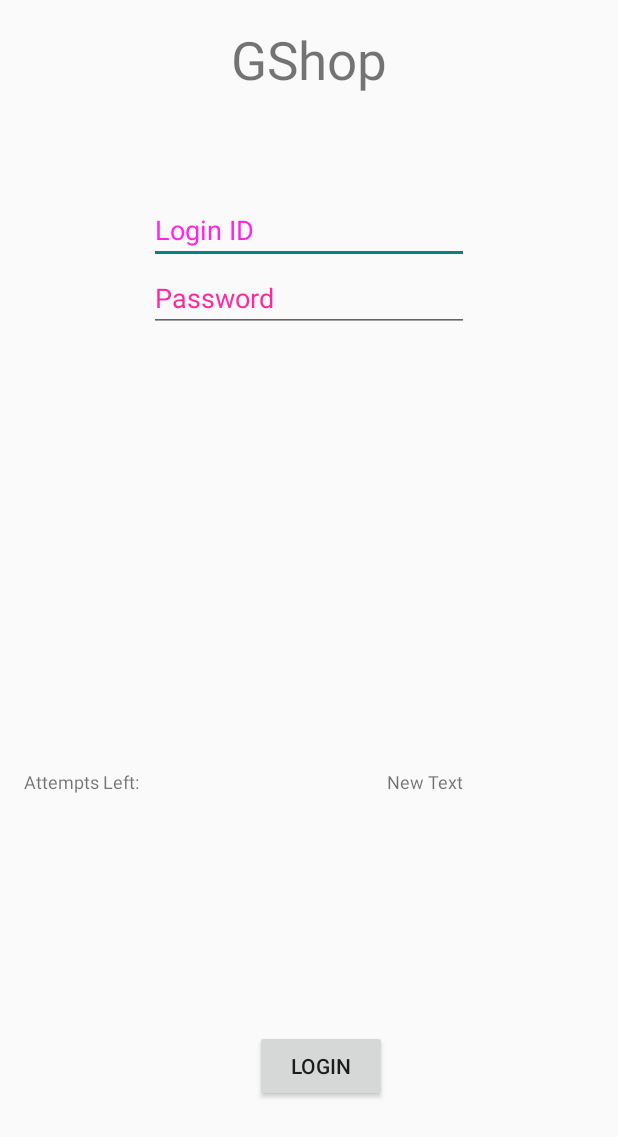
After one commit to prongs05/codehack, an Android app: the layout login.xml on its own in the app's theme, with its tools: preview values and no code run, on a phone screen of 412 x 824 dp. The commit adds this screen. Shown: the top 1137 px of the screen. Run offline under Robolectric (Android 15) with nearby library versions, the phone set to English and light mode, and no system bars.

Commit message:
adding logging functionality

```diff
--- a/GShop/app/src/main/res/layout/activity_main.xml
+++ b/GShop/app/src/main/res/layout/activity_main.xml
@@ -17,6 +17,4 @@
         android:layout_height="match_parent">
 
     </android.support.v7.widget.RecyclerView>
-
-
 </LinearLayout>
--- /dev/null
+++ b/GShop/app/src/main/res/layout/login.xml
@@ -0,0 +1,72 @@
+<?xml version="1.0" encoding="utf-8"?>
+<RelativeLayout xmlns:android="http://schemas.android.com/apk/res/android"
+    xmlns:tools="http://schemas.android.com/tools" android:layout_width="match_parent"
+    android:layout_height="match_parent" android:paddingLeft="@dimen/activity_horizontal_margin"
+    android:paddingRight="@dimen/activity_horizontal_margin"
+    android:paddingTop="@dimen/activity_vertical_margin"
+    android:paddingBottom="@dimen/activity_vertical_margin" tools:context=".MainActivity">
+
+    <TextView android:text="GShop" android:layout_width="wrap_content"
+        android:layout_height="wrap_content"
+        android:id="@+id/textview"
+        android:textSize="35dp"
+        android:layout_alignParentTop="true"
+        android:layout_centerHorizontal="true" />
+
+    <EditText
+        android:layout_width="wrap_content"
+        android:layout_height="wrap_content"
+        android:id="@+id/editText"
+        android:hint="Login ID"
+        android:focusable="true"
+        android:textColorHighlight="#ff7eff15"
+        android:textColorHint="#ffff25e6"
+        android:layout_marginTop="67dp"
+        android:layout_below="@+id/textview"
+        android:layout_alignEnd="@+id/editText2"
+        android:layout_alignStart="@+id/editText2" />
+
+    <EditText
+        android:layout_width="wrap_content"
+        android:layout_height="wrap_content"
+        android:inputType="textPassword"
+        android:ems="10"
+        android:id="@+id/editText2"
+        android:textColorHint="#ffff299f"
+        android:hint="Password"
+        android:layout_below="@+id/editText"
+        android:layout_centerHorizontal="true" />
+
+    <TextView
+        android:layout_width="wrap_content"
+        android:layout_height="wrap_content"
+        android:text="Attempts Left:"
+        android:id="@+id/textView2"
+        android:textSize="12dp"
+        android:layout_above="@+id/button"
+        android:layout_alignParentStart="true"
+        android:layout_marginBottom="157dp" />
+
+    <TextView
+        android:layout_width="wrap_content"
+        android:layout_height="wrap_content"
+        android:text="New Text"
+        android:id="@+id/textView3"
+        android:layout_alignTop="@+id/textView2"
+        android:layout_alignParentRight="true"
+        android:layout_alignParentEnd="true"
+        android:layout_alignBottom="@+id/textView2"
+        android:layout_toEndOf="@+id/textview"
+        android:textSize="12dp"
+        android:layout_toRightOf="@+id/textview" />
+
+    <Button
+        android:layout_width="wrap_content"
+        android:layout_height="wrap_content"
+        android:text="login"
+        android:id="@+id/button"
+        android:layout_alignParentBottom="true"
+        android:layout_alignEnd="@+id/textview"
+        android:layout_marginBottom="73dp" />
+
+</RelativeLayout>
```
Also changed, not shown: GShop/app/src/main/AndroidManifest.xml (+6 -2 lines), GShop/app/src/main/java/com/gshop/schatu2/gshop/MainActivity.java (added, +92 -0 lines).
